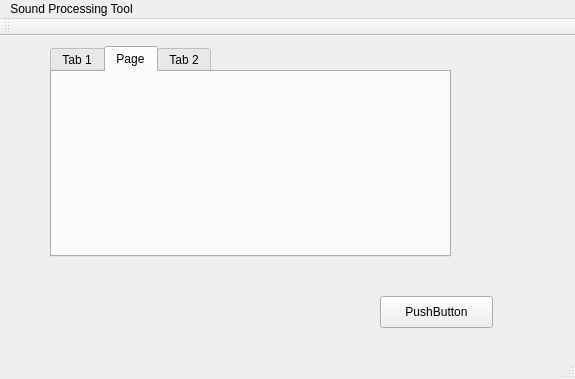
This is resources/gui/mainwindow.ui in ihor-pyvovarnyk/oae-sound-processing-tool as Qt 5 draws it before an edit. The edited form follows.
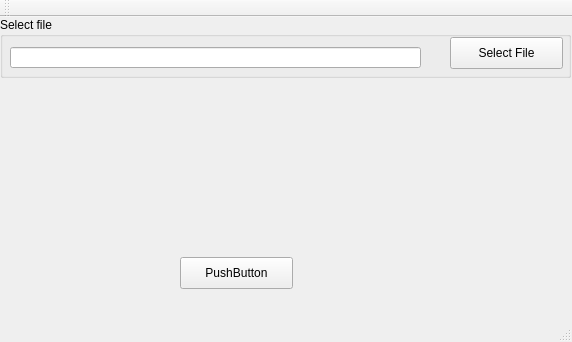
This is the edited form.

Patch:
```diff
--- a/resources/gui/mainwindow.ui
+++ b/resources/gui/mainwindow.ui
@@ -6,68 +6,19 @@
    <rect>
     <x>0</x>
     <y>0</y>
-    <width>575</width>
-    <height>379</height>
+    <width>572</width>
+    <height>342</height>
    </rect>
   </property>
   <property name="windowTitle">
    <string>MainWindow</string>
   </property>
   <widget class="QWidget" name="centralWidget">
-   <widget class="QTabWidget" name="tabWidget">
-    <property name="geometry">
-     <rect>
-      <x>50</x>
-      <y>10</y>
-      <width>401</width>
-      <height>211</height>
-     </rect>
-    </property>
-    <property name="tabPosition">
-     <enum>QTabWidget::North</enum>
-    </property>
-    <property name="currentIndex">
-     <number>1</number>
-    </property>
-    <property name="tabsClosable">
-     <bool>false</bool>
-    </property>
-    <property name="movable">
-     <bool>false</bool>
-    </property>
-    <widget class="QWidget" name="tab">
-     <property name="contextMenuPolicy">
-      <enum>Qt::CustomContextMenu</enum>
-     </property>
-     <attribute name="title">
-      <string>Tab 1</string>
-     </attribute>
-    </widget>
-    <widget class="QWidget" name="tab_3">
-     <property name="acceptDrops">
-      <bool>false</bool>
-     </property>
-     <property name="accessibleName">
-      <string/>
-     </property>
-     <property name="accessibleDescription">
-      <string/>
-     </property>
-     <attribute name="title">
-      <string>Page</string>
-     </attribute>
-    </widget>
-    <widget class="QWidget" name="tab_2">
-     <attribute name="title">
-      <string>Tab 2</string>
-     </attribute>
-    </widget>
-   </widget>
    <widget class="QPushButton" name="pushButton">
     <property name="geometry">
      <rect>
-      <x>380</x>
-      <y>260</y>
+      <x>180</x>
+      <y>240</y>
       <width>113</width>
       <height>32</height>
      </rect>
@@ -76,22 +27,52 @@
      <string>PushButton</string>
     </property>
    </widget>
+   <widget class="QGroupBox" name="groupBox">
+    <property name="geometry">
+     <rect>
+      <x>0</x>
+      <y>0</y>
+      <width>571</width>
+      <height>61</height>
+     </rect>
+    </property>
+    <property name="title">
+     <string>Select file</string>
+    </property>
+    <widget class="QLineEdit" name="lineEdit">
+     <property name="geometry">
+      <rect>
+       <x>10</x>
+       <y>30</y>
+       <width>411</width>
+       <height>21</height>
+      </rect>
+     </property>
+    </widget>
+    <widget class="QPushButton" name="selectFile">
+     <property name="geometry">
+      <rect>
+       <x>450</x>
+       <y>20</y>
+       <width>113</width>
+       <height>32</height>
+      </rect>
+     </property>
+     <property name="text">
+      <string>Select File</string>
+     </property>
+    </widget>
+   </widget>
   </widget>
   <widget class="QMenuBar" name="menuBar">
    <property name="geometry">
     <rect>
      <x>0</x>
      <y>0</y>
-     <width>575</width>
+     <width>572</width>
      <height>22</height>
     </rect>
    </property>
-   <widget class="QMenu" name="menuSound_Processing_Tool">
-    <property name="title">
-     <string>Sound Processing Tool</string>
-    </property>
-   </widget>
-   <addaction name="menuSound_Processing_Tool"/>
   </widget>
   <widget class="QToolBar" name="mainToolBar">
    <attribute name="toolBarArea">
```
